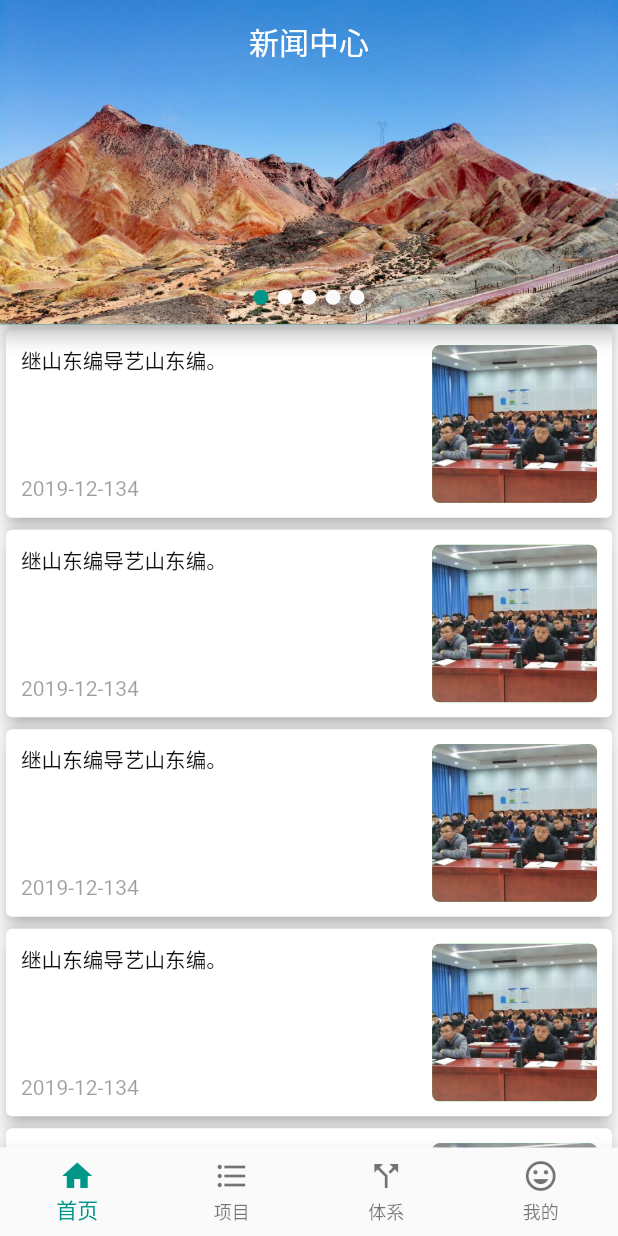
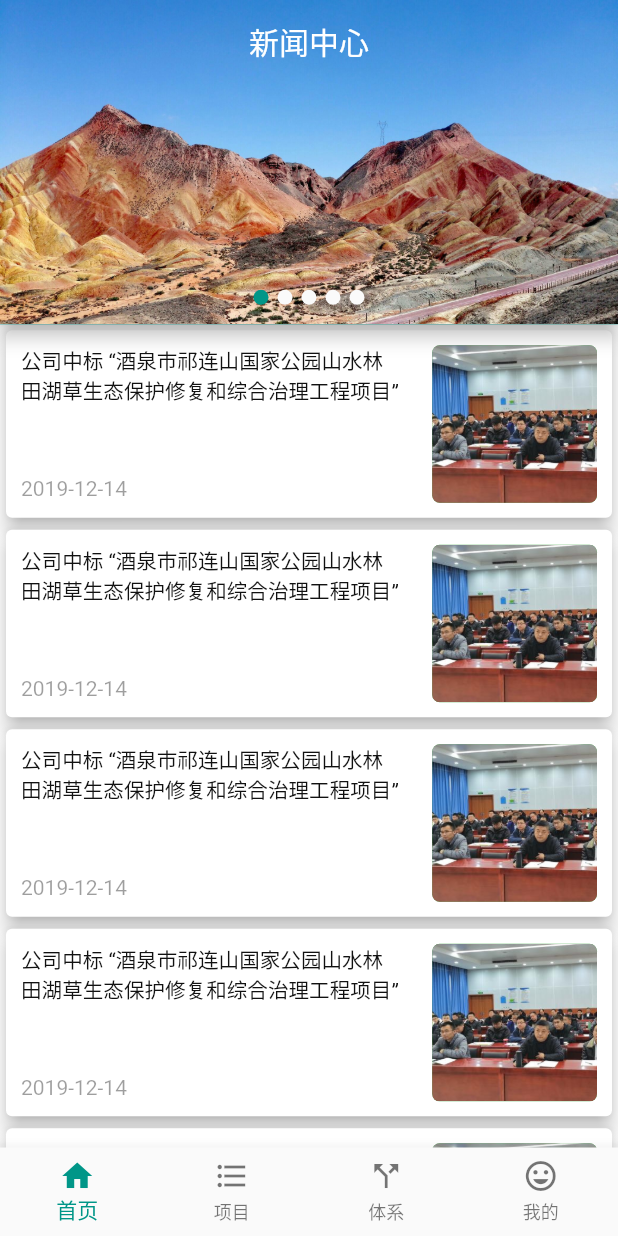
Before and after one commit to huajian123/bceet, a Flutter app: the screen it shows after launch, on a phone screen of 412 x 824 dp. Run offline on Flutter 3.47's test engine with Material 2 defaults, Android fonts, the phone set to English and light mode, and no system bars; our stand-ins replace fluro, flutter_screenutil, flutter_swiper; statements that could not run were skipped.

```diff
--- a/lib/pages/home_page/home.dart
+++ b/lib/pages/home_page/home.dart
@@ -106,7 +106,7 @@ class NewsItem extends StatelessWidget {
                   crossAxisAlignment: CrossAxisAlignment.start,
                   children: <Widget>[
                     Text(
-                      '继山东编导艺山东编。',
+                      '公司中标 “酒泉市祁连山国家公园山水林田湖草生态保护修复和综合治理工程项目”',
                       style: TextStyle(
                         fontSize: ScreenUtil().setSp(25.0),
                         color: Color(0xff111111),
@@ -115,7 +115,7 @@ class NewsItem extends StatelessWidget {
                       overflow: TextOverflow.ellipsis,
                     ),
                     Text(
-                      '2019-12-134',
+                      '2019-12-14',
                       textAlign: TextAlign.left,
                       style: TextStyle(color: Colors.black38),
                     )
```
